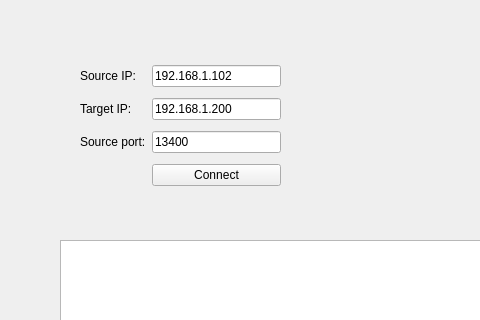
Before: the Qt Designer form src/win/winMain.ui in onlycalm/litchi, drawn with Qt 5; both pictures show x 0 to 480 and y 0 to 320 of the 800 by 600 pixel window.
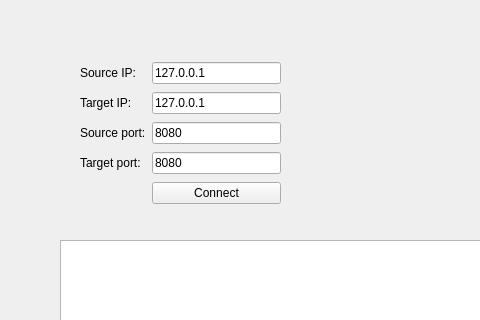
After: the same form once the commit is applied.

Diff of the .ui file:
```diff
--- a/src/win/winMain.ui
+++ b/src/win/winMain.ui
@@ -20,21 +20,21 @@
       <x>80</x>
       <y>60</y>
       <width>201</width>
-      <height>131</height>
+      <height>151</height>
      </rect>
     </property>
     <layout class="QGridLayout" name="grLytIpCfg">
      <item row="0" column="1">
       <widget class="QLineEdit" name="lnEdSrcIp">
        <property name="text">
-        <string>192.168.1.102</string>
+        <string>127.0.0.1</string>
        </property>
       </widget>
      </item>
      <item row="1" column="1">
       <widget class="QLineEdit" name="lnEdTgtIp">
        <property name="text">
-        <string>192.168.1.200</string>
+        <string>127.0.0.1</string>
        </property>
       </widget>
      </item>
@@ -69,7 +69,21 @@
      <item row="2" column="1">
       <widget class="QLineEdit" name="lnEdSrcPt">
        <property name="text">
-        <string>13400</string>
+        <string>8080</string>
+       </property>
+      </widget>
+     </item>
+     <item row="3" column="0">
+      <widget class="QLabel" name="lblTgtPt">
+       <property name="text">
+        <string>Target port:</string>
+       </property>
+      </widget>
+     </item>
+     <item row="3" column="1">
+      <widget class="QLineEdit" name="lnEdTgtPt">
+       <property name="text">
+        <string>8080</string>
        </property>
       </widget>
      </item>
```
